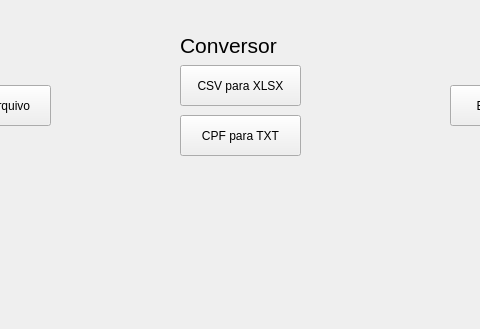
Before: the Qt Designer form front.ui in RoBruns/manipulador_planilha, drawn with Qt 5; both pictures show x 160 to 640 and y 335 to 664 of the 834 by 664 pixel window.
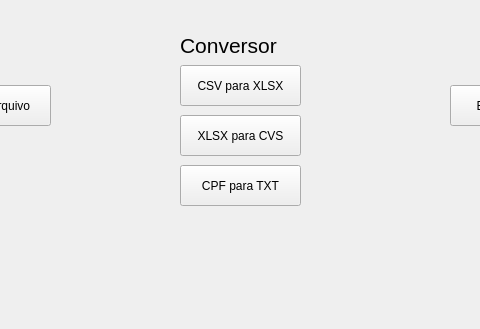
After: the same form once the commit is applied. Icons and pictures are not drawn.

Commit message: Export button fix

The edit to the form file:
```diff
--- a/front.ui
+++ b/front.ui
@@ -100,7 +100,7 @@
    <property name="geometry">
     <rect>
      <x>340</x>
-     <y>450</y>
+     <y>500</y>
      <width>121</width>
      <height>41</height>
     </rect>
@@ -202,6 +202,19 @@
     <string>Exportar arquivo</string>
    </property>
   </widget>
+  <widget class="QPushButton" name="xlsxToCsvButton">
+   <property name="geometry">
+    <rect>
+     <x>340</x>
+     <y>450</y>
+     <width>121</width>
+     <height>41</height>
+    </rect>
+   </property>
+   <property name="text">
+    <string>XLSX para CVS</string>
+   </property>
+  </widget>
  </widget>
  <resources>
   <include location="images/icons.qrc"/>
```
The commit also changes 3 other files.
